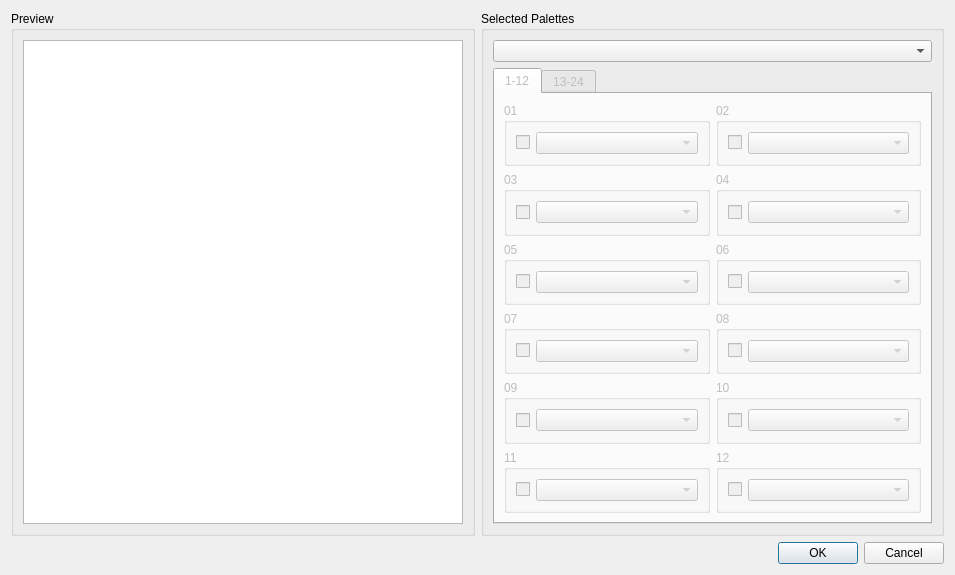
First picture: the form in bbsed/ui/select_dialog.ui, repository slacknate/bbsed, before the edit.
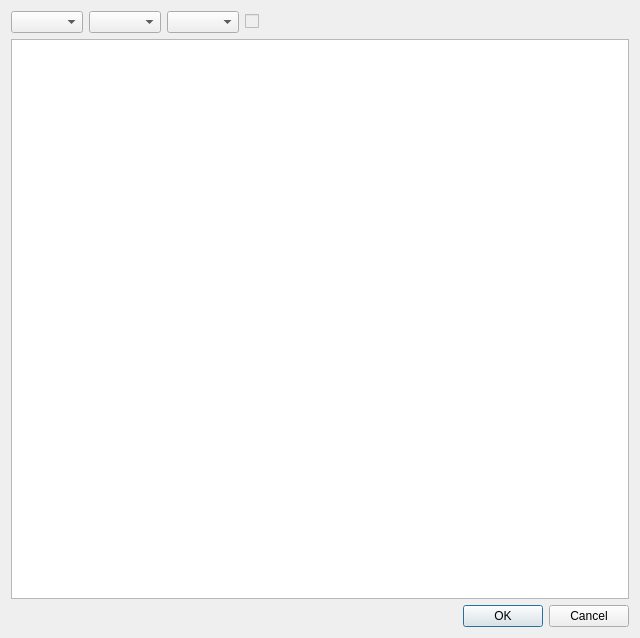
Second picture: the form after the edit.

Commit message: [select_dialog] refactor this dialog for simplicity

What changed in the file:
```diff
--- a/bbsed/ui/select_dialog.ui
+++ b/bbsed/ui/select_dialog.ui
@@ -6,8 +6,8 @@
    <rect>
     <x>0</x>
     <y>0</y>
-    <width>955</width>
-    <height>501</height>
+    <width>640</width>
+    <height>638</height>
    </rect>
   </property>
   <property name="windowTitle">
@@ -17,718 +17,56 @@
    <item>
     <layout class="QHBoxLayout" name="horizontalLayout_2">
      <item>
-      <widget class="QGroupBox" name="groupBox">
-       <property name="title">
-        <string>Preview</string>
+      <widget class="QComboBox" name="character_select">
+       <property name="sizePolicy">
+        <sizepolicy hsizetype="Preferred" vsizetype="Fixed">
+         <horstretch>0</horstretch>
+         <verstretch>0</verstretch>
+        </sizepolicy>
        </property>
-       <layout class="QVBoxLayout" name="verticalLayout_3">
-        <item>
-         <widget class="QGraphicsView" name="sprite_preview"/>
-        </item>
-       </layout>
       </widget>
      </item>
      <item>
-      <widget class="QGroupBox" name="apply_box">
-       <property name="title">
-        <string>Selected Palettes</string>
+      <widget class="QComboBox" name="palette_select"/>
+     </item>
+     <item>
+      <widget class="QComboBox" name="slot_select">
+       <property name="sizePolicy">
+        <sizepolicy hsizetype="Preferred" vsizetype="Fixed">
+         <horstretch>0</horstretch>
+         <verstretch>0</verstretch>
+        </sizepolicy>
        </property>
-       <layout class="QVBoxLayout" name="verticalLayout_2">
-        <item>
-         <widget class="QComboBox" name="character_select"/>
-        </item>
-        <item>
-         <widget class="QTabWidget" name="palette_pages">
-          <property name="enabled">
-           <bool>false</bool>
-          </property>
-          <property name="sizePolicy">
-           <sizepolicy hsizetype="Expanding" vsizetype="Expanding">
-            <horstretch>0</horstretch>
-            <verstretch>0</verstretch>
-           </sizepolicy>
-          </property>
-          <property name="currentIndex">
-           <number>0</number>
-          </property>
-          <widget class="QWidget" name="page_1">
-           <attribute name="title">
-            <string>1-12</string>
-           </attribute>
-           <layout class="QGridLayout" name="gridLayout">
-            <item row="5" column="0">
-             <widget class="QGroupBox" name="palette_07">
-              <property name="title">
-               <string>07</string>
-              </property>
-              <layout class="QHBoxLayout" name="horizontalLayout_9">
-               <item>
-                <widget class="QCheckBox" name="check_07">
-                 <property name="text">
-                  <string/>
-                 </property>
-                </widget>
-               </item>
-               <item>
-                <widget class="QComboBox" name="select_07">
-                 <property name="sizePolicy">
-                  <sizepolicy hsizetype="MinimumExpanding" vsizetype="Fixed">
-                   <horstretch>0</horstretch>
-                   <verstretch>0</verstretch>
-                  </sizepolicy>
-                 </property>
-                </widget>
-               </item>
-              </layout>
-             </widget>
-            </item>
-            <item row="6" column="0">
-             <widget class="QGroupBox" name="palette_09">
-              <property name="title">
-               <string>09</string>
-              </property>
-              <layout class="QHBoxLayout" name="horizontalLayout_18">
-               <item>
-                <widget class="QCheckBox" name="check_09">
-                 <property name="text">
-                  <string/>
-                 </property>
-                </widget>
-               </item>
-               <item>
-                <widget class="QComboBox" name="select_09">
-                 <property name="sizePolicy">
-                  <sizepolicy hsizetype="MinimumExpanding" vsizetype="Fixed">
-                   <horstretch>0</horstretch>
-                   <verstretch>0</verstretch>
-                  </sizepolicy>
-                 </property>
-                </widget>
-               </item>
-              </layout>
-             </widget>
-            </item>
-            <item row="5" column="1">
-             <widget class="QGroupBox" name="palette_08">
-              <property name="title">
-               <string>08</string>
-              </property>
-              <layout class="QHBoxLayout" name="horizontalLayout_14">
-               <item>
-                <widget class="QCheckBox" name="check_08">
-                 <property name="text">
-                  <string/>
-                 </property>
-                </widget>
-               </item>
-               <item>
-                <widget class="QComboBox" name="select_08">
-                 <property name="sizePolicy">
-                  <sizepolicy hsizetype="MinimumExpanding" vsizetype="Fixed">
-                   <horstretch>0</horstretch>
-                   <verstretch>0</verstretch>
-                  </sizepolicy>
-                 </property>
-                </widget>
-               </item>
-              </layout>
-             </widget>
-            </item>
-            <item row="2" column="1">
-             <widget class="QGroupBox" name="palette_04">
-              <property name="title">
-               <string>04</string>
-              </property>
-              <property name="checkable">
-               <bool>false</bool>
-              </property>
-              <layout class="QHBoxLayout" name="horizontalLayout_5">
-               <item>
-                <widget class="QCheckBox" name="check_04">
-                 <property name="text">
-                  <string/>
-                 </property>
-                </widget>
-               </item>
-               <item>
-                <widget class="QComboBox" name="select_04">
-                 <property name="sizePolicy">
-                  <sizepolicy hsizetype="MinimumExpanding" vsizetype="Fixed">
-                   <horstretch>0</horstretch>
-                   <verstretch>0</verstretch>
-                  </sizepolicy>
-                 </property>
-                </widget>
-               </item>
-              </layout>
-             </widget>
-            </item>
-            <item row="0" column="1">
-             <widget class="QGroupBox" name="palette_02">
-              <property name="title">
-               <string>02</string>
-              </property>
-              <property name="checkable">
-               <bool>false</bool>
-              </property>
-              <layout class="QHBoxLayout" name="horizontalLayout_3">
-               <item>
-                <widget class="QCheckBox" name="check_02">
-                 <property name="text">
-                  <string/>
-                 </property>
-                </widget>
-               </item>
-               <item>
-                <widget class="QComboBox" name="select_02">
-                 <property name="sizePolicy">
-                  <sizepolicy hsizetype="MinimumExpanding" vsizetype="Fixed">
-                   <horstretch>0</horstretch>
-                   <verstretch>0</verstretch>
-                  </sizepolicy>
-                 </property>
-                </widget>
-               </item>
-              </layout>
-             </widget>
-            </item>
-            <item row="2" column="0">
-             <widget class="QGroupBox" name="palette_03">
-              <property name="title">
-               <string>03</string>
-              </property>
-              <property name="checkable">
-               <bool>false</bool>
-              </property>
-              <layout class="QHBoxLayout" name="horizontalLayout_4">
-               <item>
-                <widget class="QCheckBox" name="check_03">
-                 <property name="text">
-                  <string/>
-                 </property>
-                </widget>
-               </item>
-               <item>
-                <widget class="QComboBox" name="select_03">
-                 <property name="sizePolicy">
-                  <sizepolicy hsizetype="MinimumExpanding" vsizetype="Fixed">
-                   <horstretch>0</horstretch>
-                   <verstretch>0</verstretch>
-                  </sizepolicy>
-                 </property>
-                </widget>
-               </item>
-              </layout>
-             </widget>
-            </item>
-            <item row="0" column="0">
-             <widget class="QGroupBox" name="palette_01">
-              <property name="title">
-               <string>01</string>
-              </property>
-              <property name="checkable">
-               <bool>false</bool>
-              </property>
-              <layout class="QHBoxLayout" name="horizontalLayout">
-               <item>
-                <widget class="QCheckBox" name="check_01">
-                 <property name="text">
-                  <string/>
-                 </property>
-                </widget>
-               </item>
-               <item>
-                <widget class="QComboBox" name="select_01">
-                 <property name="sizePolicy">
-                  <sizepolicy hsizetype="MinimumExpanding" vsizetype="Fixed">
-                   <horstretch>0</horstretch>
-                   <verstretch>0</verstretch>
-                  </sizepolicy>
-                 </property>
-                </widget>
-               </item>
-              </layout>
-             </widget>
-            </item>
-            <item row="4" column="0">
-             <widget class="QGroupBox" name="palette_05">
-              <property name="title">
-               <string>05</string>
-              </property>
-              <property name="checkable">
-               <bool>false</bool>
-              </property>
-              <layout class="QHBoxLayout" name="horizontalLayout_6">
-               <item>
-                <widget class="QCheckBox" name="check_05">
-                 <property name="text">
-                  <string/>
-                 </property>
-                </widget>
-               </item>
-               <item>
-                <widget class="QComboBox" name="select_05">
-                 <property name="sizePolicy">
-                  <sizepolicy hsizetype="MinimumExpanding" vsizetype="Fixed">
-                   <horstretch>0</horstretch>
-                   <verstretch>0</verstretch>
-                  </sizepolicy>
-                 </property>
-                </widget>
-               </item>
-              </layout>
-             </widget>
-            </item>
-            <item row="6" column="1">
-             <widget class="QGroupBox" name="palette_10">
-              <property name="title">
-               <string>10</string>
-              </property>
-              <layout class="QHBoxLayout" name="horizontalLayout_15">
-               <item>
-                <widget class="QCheckBox" name="check_10">
-                 <property name="text">
-                  <string/>
-                 </property>
-                </widget>
-               </item>
-               <item>
-                <widget class="QComboBox" name="select_10">
-                 <property name="sizePolicy">
-                  <sizepolicy hsizetype="MinimumExpanding" vsizetype="Fixed">
-                   <horstretch>0</horstretch>
-                   <verstretch>0</verstretch>
-                  </sizepolicy>
-                 </property>
-                </widget>
-               </item>
-              </layout>
-             </widget>
-            </item>
-            <item row="4" column="1">
-             <widget class="QGroupBox" name="palette_06">
-              <property name="title">
-               <string>06</string>
-              </property>
-              <property name="checkable">
-               <bool>false</bool>
-              </property>
-              <layout class="QHBoxLayout" name="horizontalLayout_7">
-               <item>
-                <widget class="QCheckBox" name="check_06">
-                 <property name="text">
-                  <string/>
-                 </property>
-                </widget>
-               </item>
-               <item>
-                <widget class="QComboBox" name="select_06">
-                 <property name="sizePolicy">
-                  <sizepolicy hsizetype="MinimumExpanding" vsizetype="Fixed">
-                   <horstretch>0</horstretch>
-                   <verstretch>0</verstretch>
-                  </sizepolicy>
-                 </property>
-                </widget>
-               </item>
-              </layout>
-             </widget>
-            </item>
-            <item row="7" column="0">
-             <widget class="QGroupBox" name="palette_11">
-              <property name="title">
-               <string>11</string>
-              </property>
-              <layout class="QHBoxLayout" name="horizontalLayout_17">
-               <item>
-                <widget class="QCheckBox" name="check_11">
-                 <property name="text">
-                  <string/>
-                 </property>
-                </widget>
-               </item>
-               <item>
-                <widget class="QComboBox" name="select_11">
-                 <property name="sizePolicy">
-                  <sizepolicy hsizetype="MinimumExpanding" vsizetype="Fixed">
-                   <horstretch>0</horstretch>
-                   <verstretch>0</verstretch>
-                  </sizepolicy>
-                 </property>
-                </widget>
-               </item>
-              </layout>
-             </widget>
-            </item>
-            <item row="7" column="1">
-             <widget class="QGroupBox" name="palette_12">
-              <property name="title">
-               <string>12</string>
-              </property>
-              <layout class="QHBoxLayout" name="horizontalLayout_16">
-               <item>
-                <widget class="QCheckBox" name="check_12">
-                 <property name="text">
-                  <string/>
-                 </property>
-                </widget>
-               </item>
-               <item>
-                <widget class="QComboBox" name="select_12">
-                 <property name="sizePolicy">
-                  <sizepolicy hsizetype="MinimumExpanding" vsizetype="Fixed">
-                   <horstretch>0</horstretch>
-                   <verstretch>0</verstretch>
-                  </sizepolicy>
-                 </property>
-                </widget>
-               </item>
-              </layout>
-             </widget>
-            </item>
-           </layout>
-          </widget>
-          <widget class="QWidget" name="page_2">
-           <attribute name="title">
-            <string>13-24</string>
-           </attribute>
-           <layout class="QGridLayout" name="gridLayout_2">
-            <item row="2" column="1">
-             <widget class="QGroupBox" name="palette_16">
-              <property name="title">
-               <string>16</string>
-              </property>
-              <property name="checkable">
-               <bool>false</bool>
-              </property>
-              <layout class="QHBoxLayout" name="horizontalLayout_12">
-               <item>
-                <widget class="QCheckBox" name="check_16">
-                 <property name="text">
-                  <string/>
-                 </property>
-                </widget>
-               </item>
-               <item>
-                <widget class="QComboBox" name="select_16">
-                 <property name="sizePolicy">
-                  <sizepolicy hsizetype="MinimumExpanding" vsizetype="Fixed">
-                   <horstretch>0</horstretch>
-                   <verstretch>0</verstretch>
-                  </sizepolicy>
-                 </property>
-                </widget>
-               </item>
-              </layout>
-             </widget>
-            </item>
-            <item row="0" column="1">
-             <widget class="QGroupBox" name="palette_14">
-              <property name="title">
-               <string>14</string>
-              </property>
-              <property name="checkable">
-               <bool>false</bool>
-              </property>
-              <layout class="QHBoxLayout" name="horizontalLayout_11">
-               <item>
-                <widget class="QCheckBox" name="check_14">
-                 <property name="text">
-                  <string/>
-                 </property>
-                </widget>
-               </item>
-               <item>
-                <widget class="QComboBox" name="select_14">
-                 <property name="sizePolicy">
-                  <sizepolicy hsizetype="MinimumExpanding" vsizetype="Fixed">
-                   <horstretch>0</horstretch>
-                   <verstretch>0</verstretch>
-                  </sizepolicy>
-                 </property>
-                </widget>
-               </item>
-              </layout>
-             </widget>
-            </item>
-            <item row="0" column="0">
-             <widget class="QGroupBox" name="palette_13">
-              <property name="title">
-               <string>13</string>
-              </property>
-              <property name="checkable">
-               <bool>false</bool>
-              </property>
-              <layout class="QHBoxLayout" name="horizontalLayout_10">
-               <item>
-                <widget class="QCheckBox" name="check_13">
-                 <property name="text">
-                  <string/>
-                 </property>
-                </widget>
-               </item>
-               <item>
-                <widget class="QComboBox" name="select_13">
-                 <property name="sizePolicy">
-                  <sizepolicy hsizetype="MinimumExpanding" vsizetype="Fixed">
-                   <horstretch>0</horstretch>
-                   <verstretch>0</verstretch>
-                  </sizepolicy>
-                 </property>
-                </widget>
-               </item>
-              </layout>
-             </widget>
-            </item>
-            <item row="2" column="0">
-             <widget class="QGroupBox" name="palette_15">
-              <property name="title">
-               <string>15</string>
-              </property>
-              <property name="checkable">
-               <bool>false</bool>
-              </property>
-              <layout class="QHBoxLayout" name="horizontalLayout_8">
-               <item>
-                <widget class="QCheckBox" name="check_15">
-                 <property name="text">
-                  <string/>
-                 </property>
-                </widget>
-               </item>
-               <item>
-                <widget class="QComboBox" name="select_15">
-                 <property name="sizePolicy">
-                  <sizepolicy hsizetype="MinimumExpanding" vsizetype="Fixed">
-                   <horstretch>0</horstretch>
-                   <verstretch>0</verstretch>
-                  </sizepolicy>
-                 </property>
-                </widget>
-               </item>
-              </layout>
-             </widget>
-            </item>
-            <item row="4" column="0">
-             <widget class="QGroupBox" name="palette_17">
-              <property name="title">
-               <string>17</string>
-              </property>
-              <property name="checkable">
-               <bool>false</bool>
-              </property>
-              <layout class="QHBoxLayout" name="horizontalLayout_13">
-               <item>
-                <widget class="QCheckBox" name="check_17">
-                 <property name="text">
-                  <string/>
-                 </property>
-                </widget>
-               </item>
-               <item>
-                <widget class="QComboBox" name="select_17">
-                 <property name="sizePolicy">
-                  <sizepolicy hsizetype="MinimumExpanding" vsizetype="Fixed">
-                   <horstretch>0</horstretch>
-                   <verstretch>0</verstretch>
-                  </sizepolicy>
-                 </property>
-                </widget>
-               </item>
-              </layout>
-             </widget>
-            </item>
-            <item row="4" column="1">
-             <widget class="QGroupBox" name="palette_18">
-              <property name="title">
-               <string>18</string>
-              </property>
-              <layout class="QHBoxLayout" name="horizontalLayout_19">
-               <item>
-                <widget class="QCheckBox" name="check_18">
-                 <property name="text">
-                  <string/>
-                 </property>
-                </widget>
-               </item>
-               <item>
-                <widget class="QComboBox" name="select_18">
-                 <property name="sizePolicy">
-                  <sizepolicy hsizetype="MinimumExpanding" vsizetype="Fixed">
-                   <horstretch>0</horstretch>
-                   <verstretch>0</verstretch>
-                  </sizepolicy>
-                 </property>
-                </widget>
-               </item>
-              </layout>
-             </widget>
-            </item>
-            <item row="5" column="0">
-             <widget class="QGroupBox" name="palette_19">
-              <property name="title">
-               <string>19</string>
-              </property>
-              <layout class="QHBoxLayout" name="horizontalLayout_20">
-               <item>
-                <widget class="QCheckBox" name="check_19">
-                 <property name="text">
-                  <string/>
-                 </property>
-                </widget>
-               </item>
-               <item>
-                <widget class="QComboBox" name="select_19">
-                 <property name="sizePolicy">
-                  <sizepolicy hsizetype="MinimumExpanding" vsizetype="Fixed">
-                   <horstretch>0</horstretch>
-                   <verstretch>0</verstretch>
-                  </sizepolicy>
-                 </property>
-                </widget>
-               </item>
-              </layout>
-             </widget>
-            </item>
-            <item row="6" column="0">
-             <widget class="QGroupBox" name="palette_21">
-              <property name="title">
-               <string>21</string>
-              </property>
-              <layout class="QHBoxLayout" name="horizontalLayout_22">
-               <item>
-                <widget class="QCheckBox" name="check_21">
-                 <property name="text">
-                  <string/>
-                 </property>
-                </widget>
-               </item>
-               <item>
-                <widget class="QComboBox" name="select_21">
-                 <property name="sizePolicy">
-                  <sizepolicy hsizetype="MinimumExpanding" vsizetype="Fixed">
-                   <horstretch>0</horstretch>
-                   <verstretch>0</verstretch>
-                  </sizepolicy>
-                 </property>
-                </widget>
-               </item>
-              </layout>
-             </widget>
-            </item>
-            <item row="6" column="1">
-             <widget class="QGroupBox" name="palette_22">
-              <property name="title">
-               <string>22</string>
-              </property>
-              <layout class="QHBoxLayout" name="horizontalLayout_23">
-               <item>
-                <widget class="QCheckBox" name="check_22">
-                 <property name="text">
-                  <string/>
-                 </property>
-                </widget>
-               </item>
-               <item>
-                <widget class="QComboBox" name="select_22">
-                 <property name="sizePolicy">
-                  <sizepolicy hsizetype="MinimumExpanding" vsizetype="Fixed">
-                   <horstretch>0</horstretch>
-                   <verstretch>0</verstretch>
-                  </sizepolicy>
-                 </property>
-                </widget>
-               </item>
-              </layout>
-             </widget>
-            </item>
-            <item row="5" column="1">
-             <widget class="QGroupBox" name="palette_20">
-              <property name="title">
-               <string>20</string>
-              </property>
-              <layout class="QHBoxLayout" name="horizontalLayout_21">
-               <item>
-                <widget class="QCheckBox" name="check_20">
-                 <property name="text">
-                  <string/>
-                 </property>
-                </widget>
-               </item>
-               <item>
-                <widget class="QComboBox" name="select_20">
-                 <property name="sizePolicy">
-                  <sizepolicy hsizetype="MinimumExpanding" vsizetype="Fixed">
-                   <horstretch>0</horstretch>
-                   <verstretch>0</verstretch>
-                  </sizepolicy>
-                 </property>
-                </widget>
-               </item>
-              </layout>
-             </widget>
-            </item>
-            <item row="7" column="0">
-             <widget class="QGroupBox" name="palette_23">
-              <property name="title">
-               <string>23</string>
-              </property>
-              <layout class="QHBoxLayout" name="horizontalLayout_24">
-               <item>
-                <widget class="QCheckBox" name="check_23">
-                 <property name="text">
-                  <string/>
-                 </property>
-                </widget>
-               </item>
-               <item>
-                <widget class="QComboBox" name="select_23">
-                 <property name="sizePolicy">
-                  <sizepolicy hsizetype="MinimumExpanding" vsizetype="Fixed">
-                   <horstretch>0</horstretch>
-                   <verstretch>0</verstretch>
-                  </sizepolicy>
-                 </property>
-                </widget>
-               </item>
-              </layout>
-             </widget>
-            </item>
-            <item row="7" column="1">
-             <widget class="QGroupBox" name="palette_24">
-              <property name="title">
-               <string>24</string>
-              </property>
-              <layout class="QHBoxLayout" name="horizontalLayout_25">
-               <item>
-                <widget class="QCheckBox" name="check_24">
-                 <property name="text">
-                  <string/>
-                 </property>
-                </widget>
-               </item>
-               <item>
-                <widget class="QComboBox" name="select_24">
-                 <property name="sizePolicy">
-                  <sizepolicy hsizetype="MinimumExpanding" vsizetype="Fixed">
-                   <horstretch>0</horstretch>
-                   <verstretch>0</verstretch>
-                  </sizepolicy>
-                 </property>
-                </widget>
-               </item>
-              </layout>
-             </widget>
-            </item>
-           </layout>
-          </widget>
-         </widget>
-        </item>
-       </layout>
       </widget>
      </item>
+     <item>
+      <widget class="QCheckBox" name="ms_checkbox">
+       <property name="enabled">
+        <bool>false</bool>
+       </property>
+       <property name="text">
+        <string/>
+       </property>
+      </widget>
+     </item>
+     <item>
+      <spacer name="horizontalSpacer">
+       <property name="orientation">
+        <enum>Qt::Horizontal</enum>
+       </property>
+       <property name="sizeHint" stdset="0">
+        <size>
+         <width>40</width>
+         <height>20</height>
+        </size>
+       </property>
+      </spacer>
+     </item>
     </layout>
    </item>
+   <item>
+    <widget class="QGraphicsView" name="sprite_preview"/>
+   </item>
    <item>
     <widget class="QDialogButtonBox" name="buttonBox">
      <property name="orientation">
```
Left out of the diff: 2 changed lines with no effect on the pictures. The commit also changes 5 other files.
